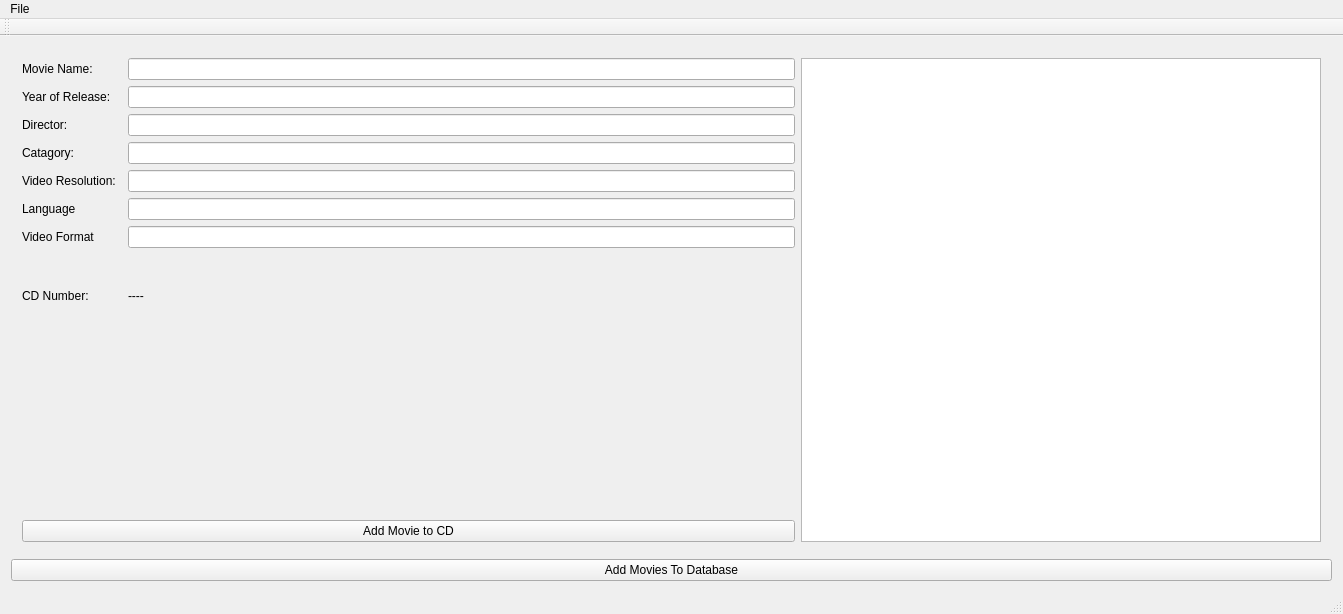
First picture: the form in mainwindow.ui, repository DanielAtkinson/CDCollectionProject, before the edit.
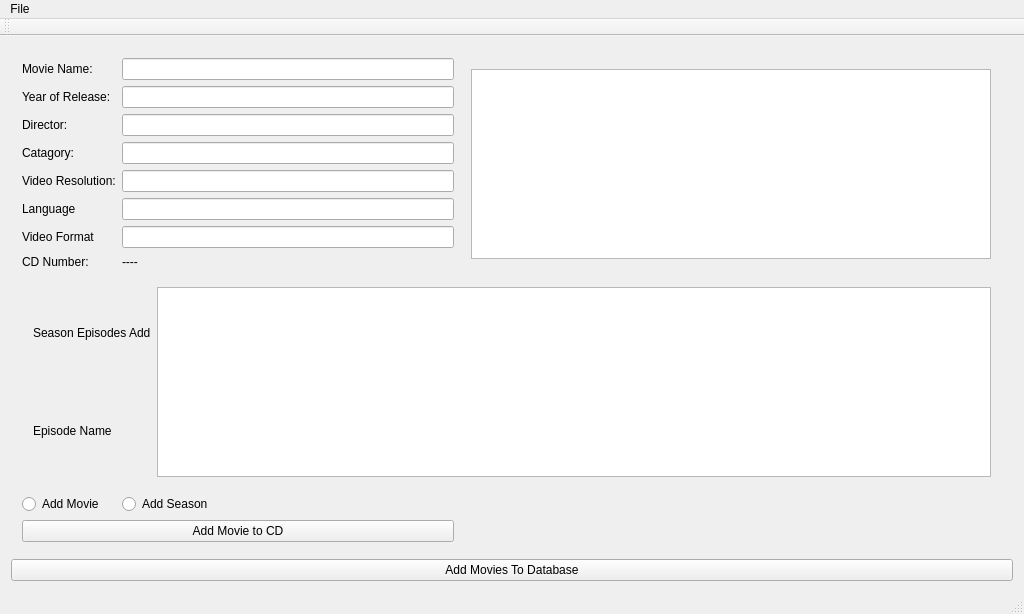
Second picture: the form after the edit.

Commit message: Started adding feature for adding TV series containing Episodes. After complications, more planning was found to be needed. GUI changes kept but feature will be put on hold after planning has been completed.

The edit to the form file:
```diff
--- a/mainwindow.ui
+++ b/mainwindow.ui
@@ -6,7 +6,7 @@
    <rect>
     <x>0</x>
     <y>0</y>
-    <width>1343</width>
+    <width>1024</width>
     <height>614</height>
    </rect>
   </property>
@@ -21,6 +21,13 @@
   </property>
   <widget class="QWidget" name="centralWidget">
    <layout class="QGridLayout" name="gridLayout">
+    <item row="3" column="0">
+     <widget class="QPushButton" name="BUTTON_FlushMoviesToDatabase">
+      <property name="text">
+       <string>Add Movies To Database</string>
+      </property>
+     </widget>
+    </item>
     <item row="1" column="0">
      <widget class="QStackedWidget" name="stackedWidget">
       <property name="currentIndex">
@@ -131,13 +138,6 @@
       </widget>
       <widget class="QWidget" name="page_2">
        <layout class="QGridLayout" name="gridLayout_4">
-        <item row="8" column="0">
-         <widget class="QLabel" name="label_4">
-          <property name="text">
-           <string>CD Number:</string>
-          </property>
-         </widget>
-        </item>
         <item row="3" column="0">
          <widget class="QLabel" name="label_6">
           <property name="text">
@@ -145,16 +145,72 @@
           </property>
          </widget>
         </item>
-        <item row="2" column="2">
-         <widget class="QLineEdit" name="TB_MovieYear"/>
+        <item row="4" column="0">
+         <widget class="QLabel" name="label_7">
+          <property name="text">
+           <string>Catagory:</string>
+          </property>
+         </widget>
         </item>
-        <item row="11" column="0" colspan="3">
+        <item row="6" column="0">
+         <widget class="QLabel" name="label_9">
+          <property name="text">
+           <string>Language</string>
+          </property>
+         </widget>
+        </item>
+        <item row="15" column="0" colspan="2">
          <widget class="QPushButton" name="AddMovieToCD">
           <property name="text">
            <string>Add Movie to CD</string>
           </property>
          </widget>
         </item>
+        <item row="7" column="0">
+         <widget class="QLabel" name="label_10">
+          <property name="text">
+           <string>Video Format</string>
+          </property>
+         </widget>
+        </item>
+        <item row="1" column="1">
+         <widget class="QLineEdit" name="TB_MovieName"/>
+        </item>
+        <item row="12" column="0" colspan="3">
+         <widget class="QStackedWidget" name="stackedWidget_3">
+          <property name="currentIndex">
+           <number>0</number>
+          </property>
+          <widget class="QWidget" name="page_7">
+           <layout class="QGridLayout" name="gridLayout_3">
+            <item row="1" column="0">
+             <widget class="QLabel" name="label_11">
+              <property name="text">
+               <string>Season Episodes Add</string>
+              </property>
+             </widget>
+            </item>
+            <item row="2" column="0">
+             <widget class="QLabel" name="label_12">
+              <property name="text">
+               <string>Episode Name</string>
+              </property>
+             </widget>
+            </item>
+            <item row="1" column="1" rowspan="2">
+             <widget class="QListWidget" name="listWidget"/>
+            </item>
+           </layout>
+          </widget>
+          <widget class="QWidget" name="page_8"/>
+         </widget>
+        </item>
+        <item row="6" column="1">
+         <widget class="QLineEdit" name="TB_MovieLang"/>
+        </item>
+        <item row="4" column="1">
+         <widget class="QLineEdit" name="TB_Category"/>
+        </item>
         <item row="2" column="0">
          <widget class="QLabel" name="label_5">
           <property name="text">
@@ -162,34 +218,25 @@
           </property>
          </widget>
         </item>
-        <item row="6" column="0">
-         <widget class="QLabel" name="label_9">
+        <item row="1" column="0">
+         <widget class="QLabel" name="label_2">
           <property name="text">
-           <string>Language</string>
+           <string>Movie Name:</string>
           </property>
          </widget>
         </item>
-        <item row="7" column="2">
-         <widget class="QLineEdit" name="TB_VidFormat"/>
-        </item>
-        <item row="6" column="2">
-         <widget class="QLineEdit" name="TB_MovieLang"/>
-        </item>
-        <item row="4" column="0">
-         <widget class="QLabel" name="label_7">
-          <property name="text">
-           <string>Catagory:</string>
-          </property>
-         </widget>
-        </item>
-        <item row="3" column="2">
+        <item row="3" column="1">
          <widget class="QLineEdit" name="TB_Director"/>
         </item>
-        <item row="5" column="2">
-         <widget class="QLineEdit" name="TB_MovieVideoQuality"/>
+        <item row="2" column="1">
+         <widget class="QLineEdit" name="TB_MovieYear"/>
         </item>
-        <item row="4" column="2">
-         <widget class="QLineEdit" name="TB_Category"/>
+        <item row="8" column="0">
+         <widget class="QLabel" name="label_4">
+          <property name="text">
+           <string>CD Number:</string>
+          </property>
+         </widget>
         </item>
         <item row="5" column="0">
          <widget class="QLabel" name="label_8">
@@ -198,40 +245,24 @@
           </property>
          </widget>
         </item>
-        <item row="1" column="0">
-         <widget class="QLabel" name="label_2">
+        <item row="14" column="1">
+         <widget class="QRadioButton" name="radioButton_2">
           <property name="text">
-           <string>Movie Name:</string>
+           <string>Add Season</string>
           </property>
          </widget>
         </item>
-        <item row="1" column="2">
-         <widget class="QLineEdit" name="TB_MovieName"/>
+        <item row="5" column="1">
+         <widget class="QLineEdit" name="TB_MovieVideoQuality"/>
         </item>
-        <item row="1" column="4" rowspan="11">
-         <widget class="QListWidget" name="MovieListToAdd">
-          <property name="minimumSize">
-           <size>
-            <width>520</width>
-            <height>0</height>
-           </size>
-          </property>
-          <property name="maximumSize">
-           <size>
-            <width>250</width>
-            <height>16777215</height>
-           </size>
-          </property>
-         </widget>
-        </item>
-        <item row="7" column="0">
-         <widget class="QLabel" name="label_10">
+        <item row="14" column="0">
+         <widget class="QRadioButton" name="radioButton">
           <property name="text">
-           <string>Video Format</string>
+           <string>Add Movie</string>
           </property>
          </widget>
         </item>
-        <item row="8" column="2">
+        <item row="8" column="1">
          <widget class="QLabel" name="Label_CDDisplay">
           <property name="text">
            <string>----</string>
@@ -241,17 +272,41 @@
           </property>
          </widget>
         </item>
+        <item row="7" column="1">
+         <widget class="QLineEdit" name="TB_VidFormat"/>
+        </item>
+        <item row="1" column="2" rowspan="8">
+         <widget class="QStackedWidget" name="stackedWidget_2">
+          <property name="currentIndex">
+           <number>0</number>
+          </property>
+          <widget class="QWidget" name="page_5">
+           <layout class="QGridLayout" name="gridLayout_2">
+            <item row="0" column="0">
+             <widget class="QListWidget" name="MovieListToAdd">
+              <property name="minimumSize">
+               <size>
+                <width>520</width>
+                <height>0</height>
+               </size>
+              </property>
+              <property name="maximumSize">
+               <size>
+                <width>250</width>
+                <height>16777215</height>
+               </size>
+              </property>
+             </widget>
+            </item>
+           </layout>
+          </widget>
+          <widget class="QWidget" name="page_6"/>
+         </widget>
+        </item>
        </layout>
       </widget>
      </widget>
     </item>
-    <item row="2" column="0">
-     <widget class="QPushButton" name="BUTTON_FlushMoviesToDatabase">
-      <property name="text">
-       <string>Add Movies To Database</string>
-      </property>
-     </widget>
-    </item>
    </layout>
   </widget>
   <widget class="QMenuBar" name="menuBar">
@@ -259,7 +314,7 @@
     <rect>
      <x>0</x>
      <y>0</y>
-     <width>1343</width>
+     <width>1024</width>
      <height>25</height>
     </rect>
    </property>
```
The commit also changes 1 other file.
